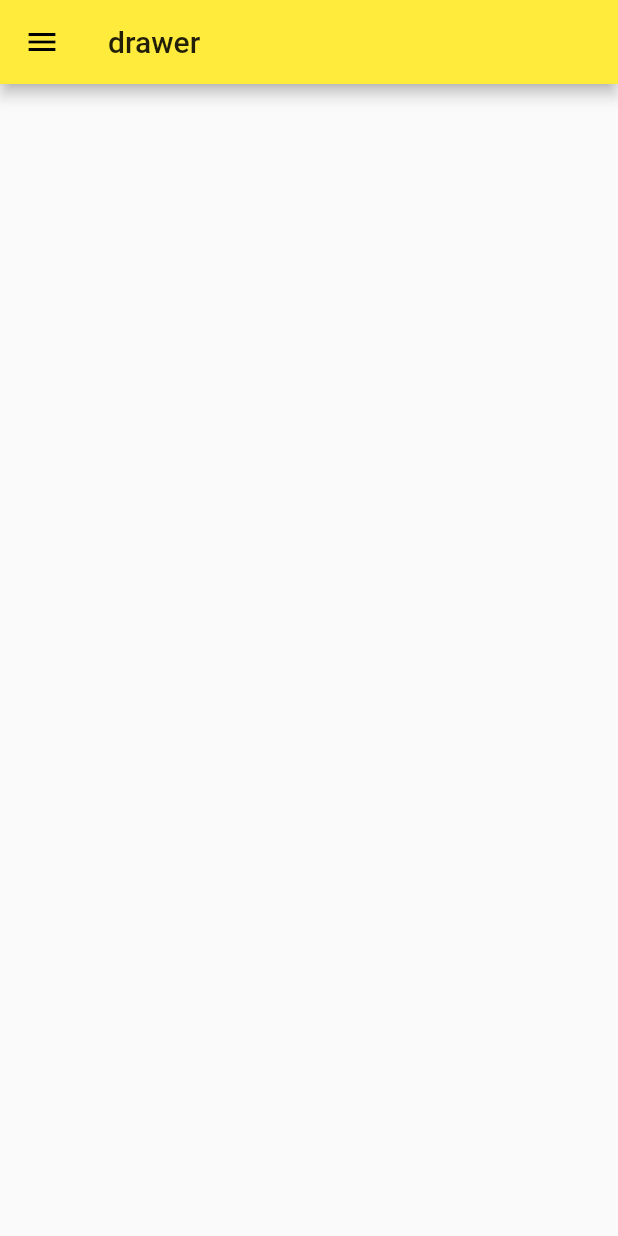
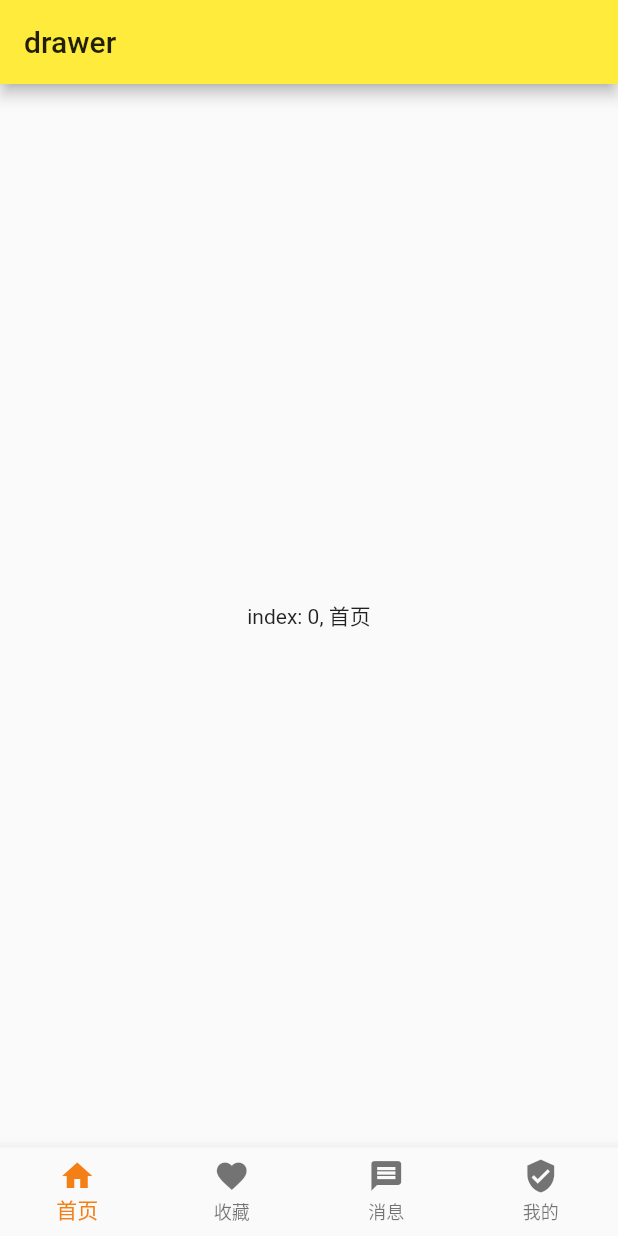
Before and after one commit to mongs/flutter-demo, a Flutter app: the screen it shows after launch, on a phone screen of 412 x 824 dp. Run offline on Flutter 3.47's test engine with Material 2 defaults, Android fonts, the phone set to English and light mode, and no system bars.

Commit message:
BottomNavigationBar

```diff
--- /dev/null
+++ b/lib/demo/drawer_demo.dart
@@ -0,0 +1,45 @@
+import 'package:flutter/material.dart';
+
+class DrawerDemo extends StatelessWidget {
+  @override
+  Widget build(BuildContext context) {
+    return Drawer(
+      child: ListView(
+        padding: EdgeInsets.zero,
+        children: <Widget>[
+          UserAccountsDrawerHeader(
+            currentAccountPicture: CircleAvatar(
+              backgroundImage:
+                  new NetworkImage('http://fengjun.xyz/uploads/avatar.jpg'),
+            ),
+            accountEmail: Text('29176702@qq.com'),
+            accountName: Text('Wally fun'.toUpperCase()),
+            decoration: BoxDecoration(
+              image: DecorationImage(
+                image: NetworkImage('http://fengjun.xyz/uploads/avatar.jpg'),
+                fit: BoxFit.cover,
+                colorFilter: ColorFilter.mode(
+                    Colors.yellow[400].withOpacity(0.6), BlendMode.srcOver),
+              ),
+            ),
+            onDetailsPressed: () {
+              print('hello');
+            },
+          ),
+          ListTile(
+            title: Text('我的收藏'),
+            subtitle: Text('what'),
+            leading: Icon(Icons.favorite),
+            trailing: Icon(
+              Icons.arrow_forward_ios,
+              color: Colors.black26,
+              size: 14.0,
+            ),
+            // 点击关闭drawer
+            onTap: () => Navigator.pop(context),
+          ),
+        ],
+      ),
+    );
+  }
+}
--- a/lib/main.dart
+++ b/lib/main.dart
@@ -31,51 +31,48 @@ class MyBody extends StatefulWidget {
 }
 
 class _MyBodyState extends State<MyBody> {
+  int _index = 0;
+
+  final _contents = [
+    Text('index: 0, 首页'),
+    Text('index: 1, 收藏'),
+    Text('index: 2, 消息'),
+    Text('index: 3, 我的'),
+  ];
+
   @override
   Widget build(BuildContext context) {
     return new Scaffold(
-        appBar: AppBar(
-          title: new Text('drawer'),
-        ),
-        body: null,
-        drawer: Drawer(
-          child: ListView(
-            padding: EdgeInsets.zero,
-            children: <Widget>[
-              UserAccountsDrawerHeader(
-                currentAccountPicture: CircleAvatar(
-                  backgroundImage:
-                      new NetworkImage('http://fengjun.xyz/uploads/avatar.jpg'),
-                ),
-                accountEmail: Text('29176702@qq.com'),
-                accountName: Text('Wally fun'.toUpperCase()),
-                decoration: BoxDecoration(
-                  image: DecorationImage(
-                    image:
-                        NetworkImage('http://fengjun.xyz/uploads/avatar.jpg'),
-                    fit: BoxFit.cover,
-                    colorFilter: ColorFilter.mode(
-                        Colors.yellow[400].withOpacity(0.6), BlendMode.srcOver),
-                  ),
-                ),
-                onDetailsPressed: () {
-                  print('hello');
-                },
-              ),
-              ListTile(
-                title: Text('我的收藏'),
-                subtitle: Text('what'),
-                leading: Icon(Icons.favorite),
-                trailing: Icon(
-                  Icons.arrow_forward_ios,
-                  color: Colors.black26,
-                  size: 14.0,
-                ),
-                // 点击关闭drawer
-                onTap: () => Navigator.pop(context),
-              ),
-            ],
-          ),
-        ));
+      appBar: AppBar(
+        title: new Text('drawer'),
+      ),
+      body: new Center(
+        child: _contents[_index],
+      ),
+      bottomNavigationBar: BottomNavigationBar(
+        currentIndex: _index,
+        // 当items超过三个 需要设置这个属性  才能看到
+        type: BottomNavigationBarType.fixed,
+        items: <BottomNavigationBarItem>[
+          BottomNavigationBarItem(icon: Icon(Icons.home), title: Text('首页')),
+          BottomNavigationBarItem(
+              icon: Icon(Icons.favorite), title: Text('收藏')),
+          BottomNavigationBarItem(icon: Icon(Icons.message), title: Text('消息')),
+          BottomNavigationBarItem(
+              icon: Icon(Icons.verified_user), title: Text('我的')),
+        ],
+        // 选中项的颜色
+        fixedColor: Colors.yellow[900],
+        onTap: _selectItem,
+      ),
+    );
+  }
+
+  // 设置BottomNavigationBarItem的索引值
+  _selectItem(int index) {
+    print('index: $index');
+    setState(() {
+      _index = index;
+    });
   }
 }
```
